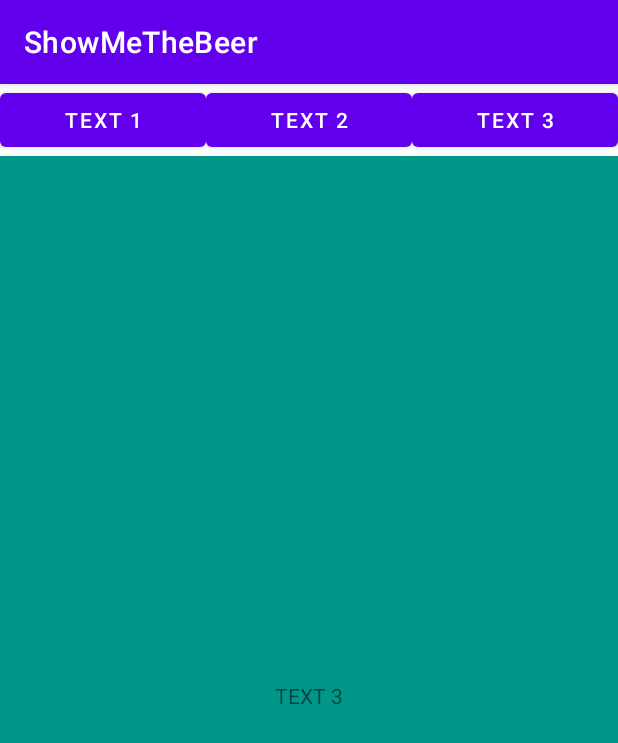
After one commit to johojae/SESE, an Android app: the BeerStoreActivity screen opened directly, with no data from a screen before it, on a phone screen of 412 x 824 dp. The commit adds this screen. Shown: the top 743 px of the screen. Run offline under Robolectric (Android 15) with nearby library versions, the phone set to English and light mode, and no system bars.

Commit message:
no message

```diff
--- /dev/null
+++ b/ShowMeTheBeer/app/src/main/java/com/sese/showmethebeer/BeerStoreActivity.java
@@ -0,0 +1,94 @@
+package com.sese.showmethebeer;
+
+import android.os.Bundle;
+import android.view.View;
+import android.widget.Button;
+import android.widget.FrameLayout;
+import android.widget.TextView;
+
+import androidx.appcompat.app.AppCompatActivity;
+
+public class BeerStoreActivity extends AppCompatActivity {
+
+    // textView 참조를 저장하기 위한 변수.
+    TextView textView1 ;
+    TextView textView2 ;
+    TextView textView3 ;
+    // TextView textViews[3] ;  // 개선된 코드 (textView 참조를 저장하기 위한 변수.)
+
+    @Override
+    protected void onCreate(Bundle savedInstanceState) {
+
+        // ... 코드 계속
+
+        super.onCreate(savedInstanceState);
+        setContentView(R.layout.activity_beer_store);
+
+        Button button1 = (Button) findViewById(R.id.button1);
+        button1.setOnClickListener(new Button.OnClickListener() {
+            @Override
+            public void onClick(View v) {
+                changeView(0);
+            }
+        });
+
+        Button button2 = (Button) findViewById(R.id.button2);
+        button2.setOnClickListener(new Button.OnClickListener() {
+            @Override
+            public void onClick(View v) {
+                changeView(1);
+            }
+        });
+
+        Button button3 = (Button) findViewById(R.id.button3);
+        button3.setOnClickListener(new Button.OnClickListener() {
+            @Override
+            public void onClick(View v) {
+                changeView(2);
+            }
+        });
+
+        textView1 = (TextView) findViewById(R.id.text1);
+        textView2 = (TextView) findViewById(R.id.text2);
+        textView3 = (TextView) findViewById(R.id.text3);
+    }
+
+
+    private void changeView(int index) {
+
+        FrameLayout frame = (FrameLayout) findViewById(R.id.frame) ;
+
+        // 0 번째 뷰 제거. (뷰가 하나이므로, 0 번째 뷰를 제거하면 모든 뷰가 제거됨.)
+        frame.removeViewAt(0) ;
+
+        // index에 해당하는 textView 표시
+        switch (index) {
+            case 0 :
+                frame.addView(textView1) ;
+                break ;
+            case 1 :
+                frame.addView(textView2) ;
+                break ;
+            case 2 :
+                frame.addView(textView3) ;
+                break ;
+        }
+
+        /* // 개선된 코드 (index에 해당하는 textView 표시.)
+            if (index < 3) {
+                frame.addView(textViews[index]) ;
+            } else {
+                // TODO : index error.
+            }
+        */
+
+        // textView1을 제외한 모든 뷰 제거.
+        // frame.removeView(textView1) ;
+        frame.removeView(textView2) ;
+        frame.removeView(textView3) ;
+        /* // 개선된 코드 (textView1을 제외한 모든 뷰 제거.)
+        frame.removeAllViews() ;
+        frame.addView(textView1) ;
+        */
+    }
+}
--- a/ShowMeTheBeer/app/src/main/java/com/sese/showmethebeer/BeerStoreManager3.java
+++ b/ShowMeTheBeer/app/src/main/java/com/sese/showmethebeer/BeerStoreManager3.java
@@ -24,12 +24,10 @@ public class BeerStoreManager3 extends Service implements LocationListener {
     private static final long MIN_TIME_BW_UPDATES = 1000 * 60 * 1;
     protected LocationManager locationManager;
 
-
     public BeerStoreManager3(Context context) {
         this.mContext = context;
         getLocation();
     }
-
 
     public Location getLocation() {
         try {
--- a/ShowMeTheBeer/app/src/main/java/com/sese/showmethebeer/MainActivity.java
+++ b/ShowMeTheBeer/app/src/main/java/com/sese/showmethebeer/MainActivity.java
@@ -71,6 +71,7 @@ public class MainActivity extends AppCompatActivity {
             public void onClick(View view) {
                 //Intent intent = new Intent(getApplicationContext(), BeerStoreManagerActivity.class);
                 Intent intent = new Intent(getApplicationContext(), BeerStoreViewpagerManagerActivity.class);
+                //Intent intent = new Intent(getApplicationContext(), BeerStoreActivity.class);
                 startActivity(intent);
             }
         });
--- a/ShowMeTheBeer/app/src/main/java/com/sese/showmethebeer/ViewPager2Adapter.java
+++ b/ShowMeTheBeer/app/src/main/java/com/sese/showmethebeer/ViewPager2Adapter.java
@@ -31,5 +31,4 @@ public class ViewPager2Adapter extends FragmentStateAdapter {
     public int getItemCount() {
         return 3;
     }
-
 }
--- /dev/null
+++ b/ShowMeTheBeer/app/src/main/res/layout/activity_beer_store.xml
@@ -0,0 +1,81 @@
+<?xml version="1.0" encoding="utf-8"?>
+
+<androidx.constraintlayout.widget.ConstraintLayout xmlns:android="http://schemas.android.com/apk/res/android"
+    xmlns:app="http://schemas.android.com/apk/res-auto"
+    xmlns:tools="http://schemas.android.com/tools"
+    android:orientation="vertical"
+    android:layout_width="match_parent"
+    android:layout_height="match_parent"
+    tools:ignore="MissingConstraints"
+    tools:context=".BeerStoreActivity"
+    app:layout_behavior="@string/appbar_scrolling_view_behavior"
+    tools:showIn="@layout/activity_main">
+
+    <LinearLayout
+        android:layout_width="0dp"
+        android:layout_height="wrap_content"
+        app:layout_constraintLeft_toLeftOf="parent"
+        app:layout_constraintTop_toTopOf="parent"
+        app:layout_constraintRight_toRightOf="parent"
+        android:id="@+id/linear">
+
+        <Button
+            android:id="@+id/button1"
+            android:layout_width="0dp"
+            android:layout_height="wrap_content"
+            android:layout_weight="1"
+            android:text="Text 1" />
+
+        <Button
+            android:id="@+id/button2"
+            android:layout_width="0dp"
+            android:layout_height="wrap_content"
+            android:layout_weight="1"
+            android:text="Text 2" />
+
+        <Button
+            android:id="@+id/button3"
+            android:layout_width="0dp"
+            android:layout_height="wrap_content"
+            android:layout_weight="1"
+            android:text="Text 3" />
+
+    </LinearLayout>
+
+
+    <FrameLayout
+        android:layout_width="0dp"
+        android:layout_height="0dp"
+        android:id="@+id/frame"
+        app:layout_constraintLeft_toLeftOf="parent"
+        app:layout_constraintTop_toBottomOf="@+id/linear"
+        app:layout_constraintRight_toRightOf="parent"
+        app:layout_constraintBottom_toBottomOf="parent">
+
+        <TextView
+            android:layout_width="match_parent"
+            android:layout_height="match_parent"
+            android:background="#4CAF50"
+            android:gravity="center"
+            android:id="@+id/text1"
+            android:text="TEXT 1" />
+
+        <TextView
+            android:layout_width="match_parent"
+            android:layout_height="match_parent"
+            android:background="#FF9800"
+            android:gravity="center"
+            android:id="@+id/text2"
+            android:text="TEXT 2" />
+
+        <TextView
+            android:layout_width="match_parent"
+            android:layout_height="match_parent"
+            android:background="#009688"
+            android:gravity="center"
+            android:id="@+id/text3"
+            android:text="TEXT 3" />
+
+    </FrameLayout>
+
+</androidx.constraintlayout.widget.ConstraintLayout>
```
Also changed, not shown: ShowMeTheBeer/app/src/main/AndroidManifest.xml (+14 -0 lines), ShowMeTheBeer/app/src/main/java/com/sese/showmethebeer/Fragment_List.java (+34 -5 lines), ShowMeTheBeer/app/src/main/java/com/sese/showmethebeer/Fragment_Map.java (+222 -166 lines), ShowMeTheBeer/app/src/main/res/layout/test.xml (+7 -3 lines).
